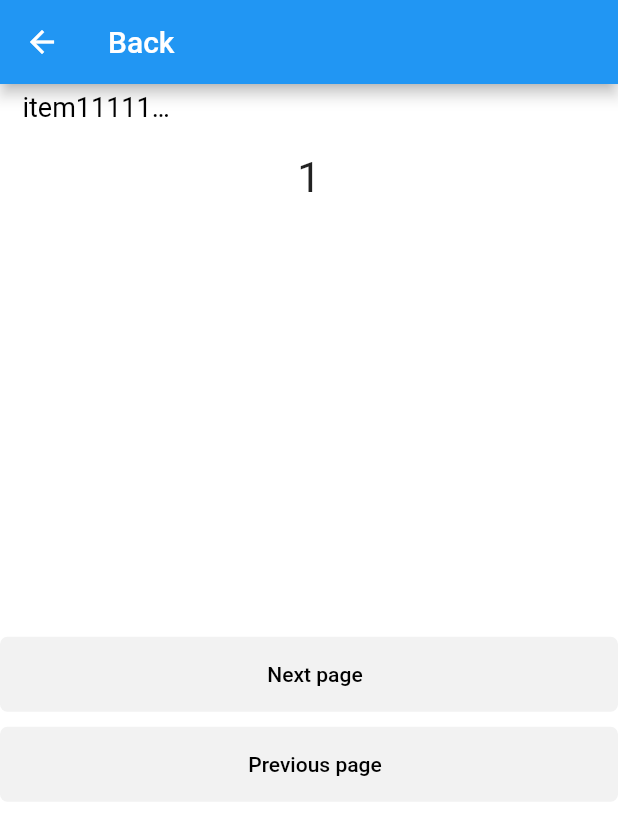
After one commit to tuananh432/Component, a Flutter app: the BreadcrumbCom screen opened directly, on a phone screen of 412 x 824 dp. The commit adds this screen. Shown: the top 840 px of the screen. Run offline on Flutter 3.47's test engine with Material 2 defaults, Android fonts, the phone set to English and light mode, and no system bars; drawn by our look-alikes of flutter_breadcrumb; our stand-ins replace carousel_slider, dots_indicator, expandable, expandable_text, flutter_switch, get and 1 more; missing offline and left inert: date_range_picker; network calls fail.

Commit message:
Add FIleUpload & Breadcrumb

```diff
--- /dev/null
+++ b/lib/components/BreadCrumbCom.dart
@@ -0,0 +1,107 @@
+import 'package:component/utils/Style.dart';
+import 'package:component/widgets/ButtonComponent.dart';
+import 'package:flutter/cupertino.dart';
+import 'package:flutter/material.dart';
+import 'package:flutter_breadcrumb/flutter_breadcrumb.dart';
+import 'package:get/get.dart';
+
+const List listTitle = [
+  {'title': 'item111111111111111111111111'},
+  {'title': 'item2'},
+  {'title': 'item3'},
+  {'title': 'item4'},
+  {'title': 'item5'},
+  {'title': 'item6'},
+];
+
+class BreadcrumbController extends GetxController {
+  RxInt currentTab = 1.obs;
+}
+
+class BreadcrumbCom extends StatelessWidget {
+  List<Map<String, dynamic>> list;
+  int currentTab;
+  Function functionUpdate;
+  double maxWidth;
+
+  @override
+  Widget build(BuildContext context) {
+    return Scaffold(
+        backgroundColor: Colors.white,
+        appBar: AppBar(
+          title: Text('Back'),
+          leading: GestureDetector(onTap: () => Get.back(), child: Icon(Icons.arrow_back)),
+        ),
+        body: GetBuilder<BreadcrumbController>(
+          init: BreadcrumbController(),
+          builder: (_controller) => Column(
+            crossAxisAlignment: CrossAxisAlignment.start,
+            children: [
+              Padding(
+                padding: EdgeInsets.symmetric(horizontal: 10),
+                child: BreadCrumb(
+                  items: listTitle
+                      .map((e) => listTitle.indexOf(e) < _controller.currentTab.value
+                          ? BreadCrumbItem(
+                              content: Row(
+                                children: [
+                                  Padding(
+                                    padding: EdgeInsets.symmetric(horizontal: 5, vertical: 5),
+                                    child: Container(
+                                        constraints: BoxConstraints(maxWidth: 100, minWidth: 30),
+                                        child: Text(e['title'], style: TextStyle(fontSize: 18), overflow: TextOverflow.ellipsis, maxLines: 1)),
+                                  ),
+                                  _controller.currentTab.value > listTitle.indexOf(e) + 1 ? Icon(Icons.chevron_right) : Container()
+                                ],
+                              ),
+                              onTap: () {
+                                _controller.currentTab.value = listTitle.indexOf(e) + 1;
+                                _controller.update();
+                              })
+                          : BreadCrumbItem(
+                              content: Container(),
+                            ))
+                      .toList(),
+                  divider: Container(),
+                  overflow: ScrollableOverflow(
+                    keepLastDivider: false,
+                    reverse: false,
+                    direction: Axis.horizontal,
+                  ),
+                ),
+              ),
+              SizedBox(height: 15),
+              Row(
+                mainAxisAlignment: MainAxisAlignment.center,
+                children: [
+                  Text(_controller.currentTab.value.toString(), style: TextStyle(fontSize: 28)),
+                ],
+              ),
+              Expanded(
+                  child: Column(
+                mainAxisAlignment: MainAxisAlignment.center,
+                children: [
+                  ButtonComponent(
+                    title: 'Next page',
+                    onPressed: () {
+                      _controller.currentTab.value++;
+                      _controller.update();
+                    },
+                    backgroundColor: Colors.black.withOpacity(0.05),
+                  ),
+                  SizedBox(height: 10),
+                  ButtonComponent(
+                    title: 'Previous page',
+                    onPressed: () {
+                      _controller.currentTab.value--;
+                      _controller.update();
+                    },
+                    backgroundColor: Colors.black.withOpacity(0.05),
+                  )
+                ],
+              ))
+            ],
+          ),
+        ));
+  }
+}
--- a/pubspec.yaml
+++ b/pubspec.yaml
@@ -37,6 +37,7 @@ dependencies:
   toast: ^0.1.5
   date_range_picker: ^1.0.7
   intl: ^0.17.0
+  flutter_breadcrumb: ^1.0.1
 
 dev_dependencies:
   flutter_test:
```
Also changed, not shown: lib/Home.dart (+12 -0 lines), lib/components/FileUploadCom.dart (+29 -31 lines), pubspec.lock.
